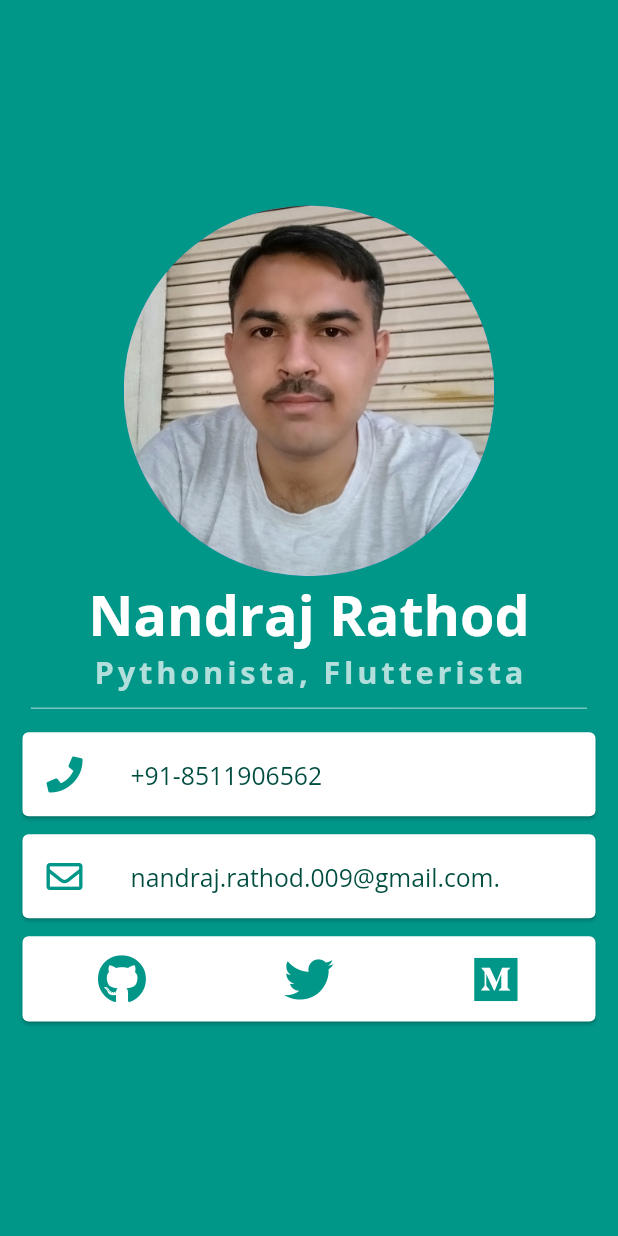
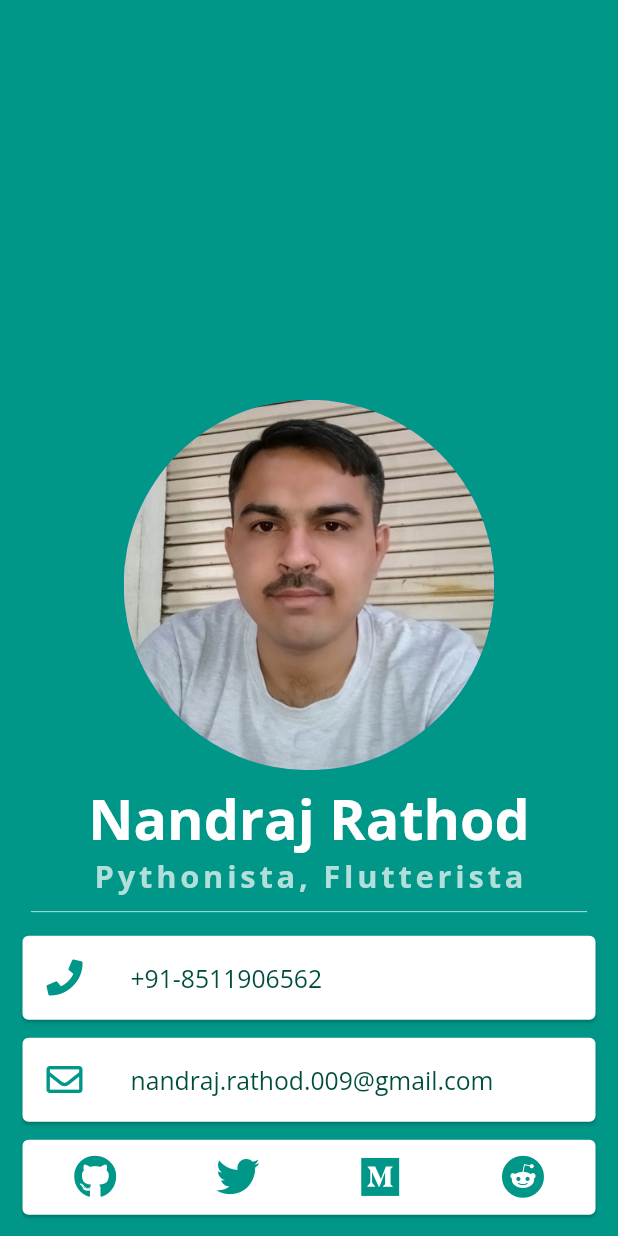
Before and after one commit to Nandraj/My_Flutter_Website, a Flutter app: the screen it shows after launch, on a phone screen of 412 x 824 dp. Run offline on Flutter 3.47's test engine with Material 2 defaults, Android fonts, the phone set to English and light mode, and no system bars; our stand-ins replace font_awesome_flutter, responsive_builder.

Commit message:
About -Desktop view added, some tweaks in mobview

```diff
--- a/lib/views/about/about_mobile_view.dart
+++ b/lib/views/about/about_mobile_view.dart
@@ -9,15 +9,22 @@ class AboutMobileView extends StatelessWidget {
     SystemChrome.setPreferredOrientations([
       DeviceOrientation.portraitUp,
     ]);
+
     final deviceWidth = MediaQuery.of(context).size.width;
+
+    double iconSize = deviceWidth * 0.07;
 
     return SafeArea(
       child: Column(
-        mainAxisAlignment: MainAxisAlignment.center,
+        mainAxisAlignment: MainAxisAlignment.end,
+        crossAxisAlignment: CrossAxisAlignment.center,
         children: <Widget>[
           CircleAvatar(
             radius: deviceWidth * 0.3,
             backgroundImage: AssetImage("assets/images/NR.jpg"),
+          ),
+          SizedBox(
+            height: deviceWidth * 0.015,
           ),
           Text(
             "Nandraj Rathod",
@@ -69,7 +76,7 @@ class AboutMobileView extends StatelessWidget {
                 color: primaryColor,
               ),
               title: Text(
-                "nandraj.rathod.009@gmail.com.",
+                "nandraj.rathod.009@gmail.com",
                 style: TextStyle(
                   color: primaryColorDark,
                   fontSize: deviceWidth * 0.04,
@@ -81,7 +88,7 @@ class AboutMobileView extends StatelessWidget {
             color: Colors.white,
             margin: EdgeInsets.symmetric(vertical: 6.0, horizontal: 15.0),
             child: Padding(
-              padding: const EdgeInsets.all(4.0),
+              padding: const EdgeInsets.all(1.0),
               child: Row(
                 crossAxisAlignment: CrossAxisAlignment.center,
                 mainAxisAlignment: MainAxisAlignment.spaceAround,
@@ -89,25 +96,34 @@ class AboutMobileView extends StatelessWidget {
                   IconButton(
                     icon: FaIcon(FontAwesomeIcons.github),
                     onPressed: () {},
-                    iconSize: deviceWidth * 0.08,
+                    iconSize: iconSize,
                     color: primaryColor,
                   ),
                   IconButton(
                     icon: FaIcon(FontAwesomeIcons.twitter),
                     onPressed: () {},
-                    iconSize: deviceWidth * 0.08,
+                    iconSize: iconSize,
                     color: primaryColor,
                   ),
                   IconButton(
                     icon: FaIcon(FontAwesomeIcons.medium),
                     onPressed: () {},
-                    iconSize: deviceWidth * 0.08,
+                    iconSize: iconSize,
+                    color: primaryColor,
+                  ),
+                  IconButton(
+                    icon: FaIcon(FontAwesomeIcons.reddit),
+                    onPressed: () {},
+                    iconSize: iconSize,
                     color: primaryColor,
                   ),
                 ],
               ),
             ),
           ),
+          SizedBox(
+            height: deviceWidth * 0.02,
+          ),
         ],
       ),
     );
```
Also changed, not shown: lib/views/about/about_desktop_view.dart (+71 -1 lines).
